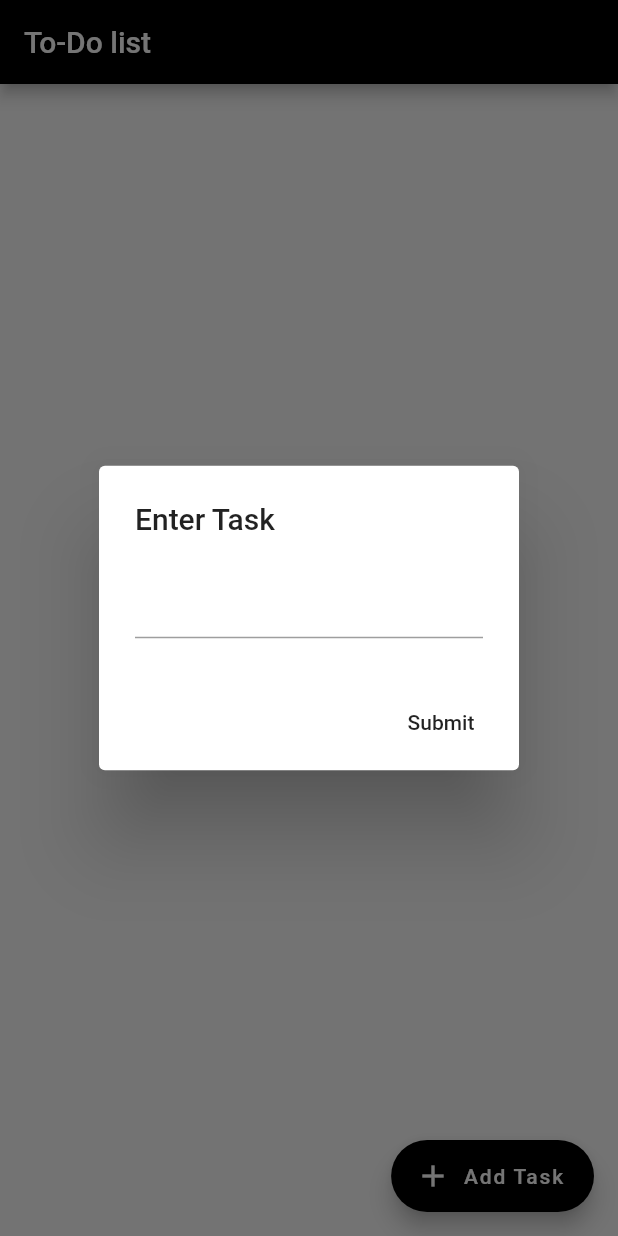
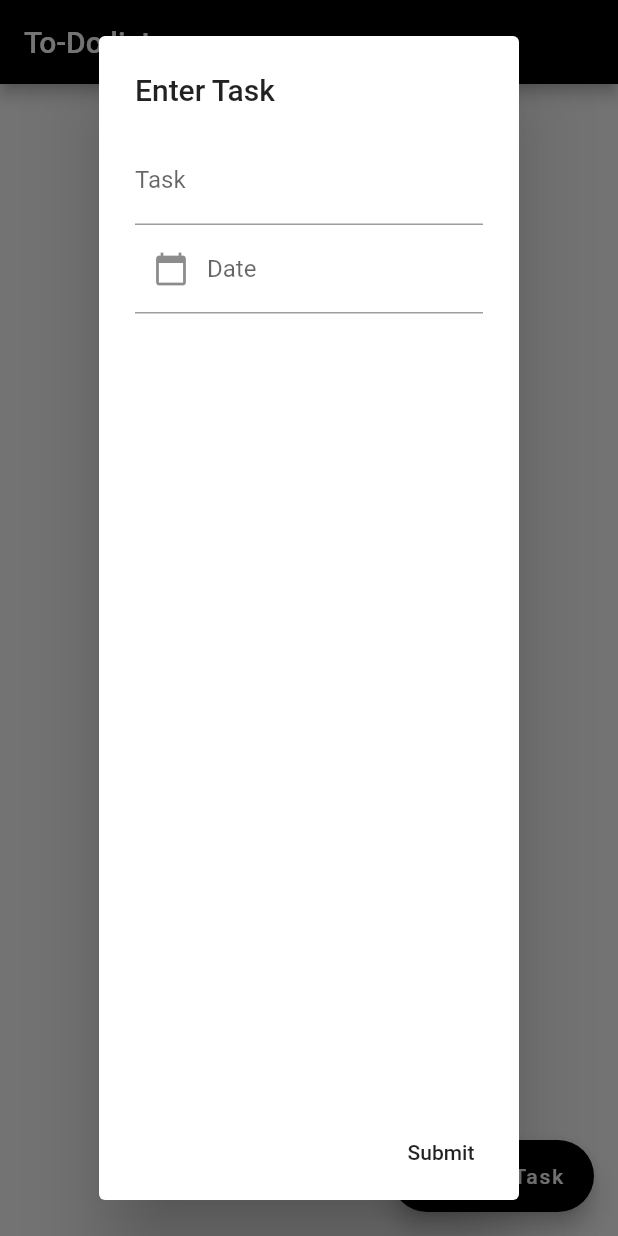
Before and after one commit to eashaankar/TimeDoist, a Flutter app: the screen it shows after launch, after a tap on "Add Task", on a phone screen of 412 x 824 dp. Run offline on Flutter 3.47's test engine with Material 2 defaults, Android fonts, the phone set to English and light mode, and no system bars; our stand-ins replace firebase_core, firebase_database; accounts and stored records are empty.

Commit message:
added Date field

```diff
--- a/lib/TestPage.dart
+++ b/lib/TestPage.dart
@@ -2,6 +2,7 @@ import 'package:flutter/material.dart';
 import 'package:firebase_core/firebase_core.dart';
 import 'package:firebase_database/firebase_database.dart';
 import 'package:firebase_database/ui/firebase_animated_list.dart';
+import 'package:intl/intl.dart';
 
 
 class TestPage extends StatefulWidget {
@@ -17,7 +18,9 @@ class _TestPageState extends State<TestPage> {
 
   final referenceDatabase = FirebaseDatabase.instance;
   final taskfirename = 'TaskTitle';
+  final taskfiredate = '01-12-2000';
   final customController = TextEditingController();
+  final _dateController = TextEditingController();
 
   //final List<String> tasknames = <String>[];
 
@@ -27,6 +30,24 @@ class _TestPageState extends State<TestPage> {
     });
   }*/
 
+  DateTime _dateTime = DateTime.now();
+
+  _selectedTodoData(BuildContext context) async{
+    var _pickedDate = await showDatePicker(
+      context: context,
+      initialDate: _dateTime,
+      firstDate: DateTime.now(),
+      lastDate: DateTime(2100));
+
+    if(_pickedDate!= null){
+      setState((){
+        _dateTime=_pickedDate;
+        _dateController.text = DateFormat('dd-MM-yyyy').format(_pickedDate);
+
+  });
+  }
+}
+
   Future _asynccreateAlertDialog(BuildContext context) async{
 
     final ref = referenceDatabase.reference();
@@ -34,8 +55,28 @@ class _TestPageState extends State<TestPage> {
 
     var alert = AlertDialog(
       title: Text("Enter Task"),
-      content: TextField(
-        controller: customController,
+      content: Column(
+        children: [
+          TextField(
+            controller: customController,
+            decoration: InputDecoration(
+              labelText: 'Task',
+            ),
+          ),
+          TextField(
+            controller: _dateController,
+            decoration: InputDecoration(
+              labelText: 'Date',
+              hintText: 'Pick a Date',
+              prefixIcon: InkWell(
+                onTap: () {
+                  _selectedTodoData(context);
+                },
+                child: Icon(Icons.calendar_today),
+              )
+            ),
+          ),
+        ],
       ),
       actions: <Widget>[
         MaterialButton(
@@ -46,8 +87,7 @@ class _TestPageState extends State<TestPage> {
             ref
                 .child('TaskNameF')
                 .push()
-                .child(taskfirename)
-                .set(customController.text)
+                .set({'Title':customController.text, 'Date':_dateController.text})
                 .asStream();
 
             Navigator.of(context).pop(customController.text.toString());
@@ -61,6 +101,7 @@ class _TestPageState extends State<TestPage> {
               ),
             );
             customController.clear();
+            _dateController.clear();
             // Find the ScaffoldMessenger in the widget tree
             // and use it to show a SnackBar.
             ScaffoldMessenger.of(context).showSnackBar(snackBar);
@@ -111,7 +152,8 @@ class _TestPageState extends State<TestPage> {
                       return new ListTile(
                           trailing: IconButton(icon: Icon(Icons.delete),
                             onPressed: () => _taskName.child(snapshot.key).remove(),),
-                          title: new Text(snapshot.value['TaskTitle'] ?? ''),
+                          title: new Text(snapshot.value['Title']?? 'Error'),
+                        subtitle: new Text(snapshot.value['Date'] ?? 'Error'),
                       );
                     })
                       /*child: ListView.builder(
--- a/pubspec.yaml
+++ b/pubspec.yaml
@@ -30,6 +30,7 @@ dependencies:
   cupertino_icons: ^1.0.2
   firebase_database: ^4.0.0
   firebase_core: ^0.5.0
+  intl: ^0.16.1
 
 dev_dependencies:
   flutter_test:
```
Also changed, not shown: pubspec.lock.
